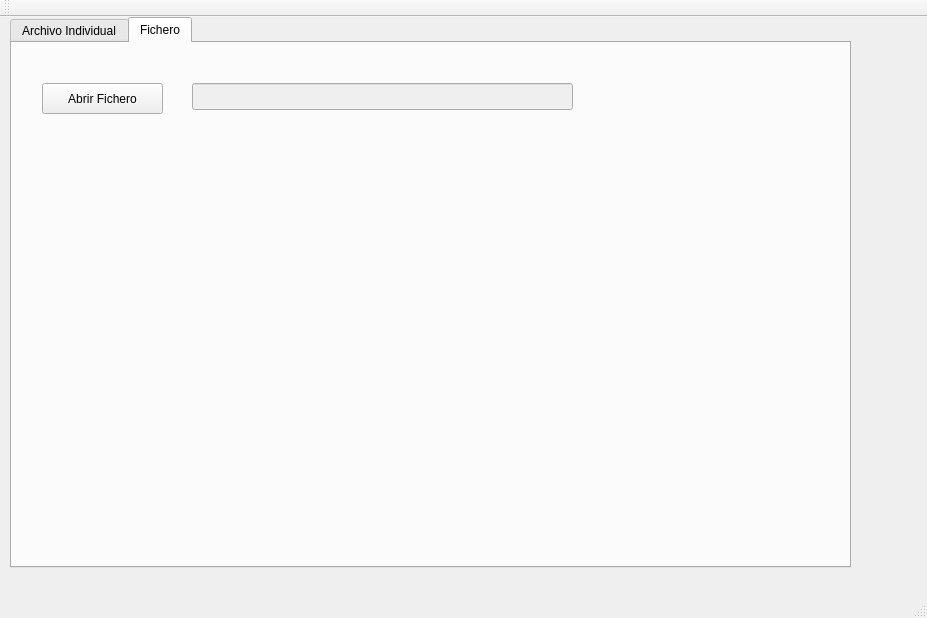
Above: mainwindow.ui from malakian32/KanjiRecognition before the change. Below: the same form after it.
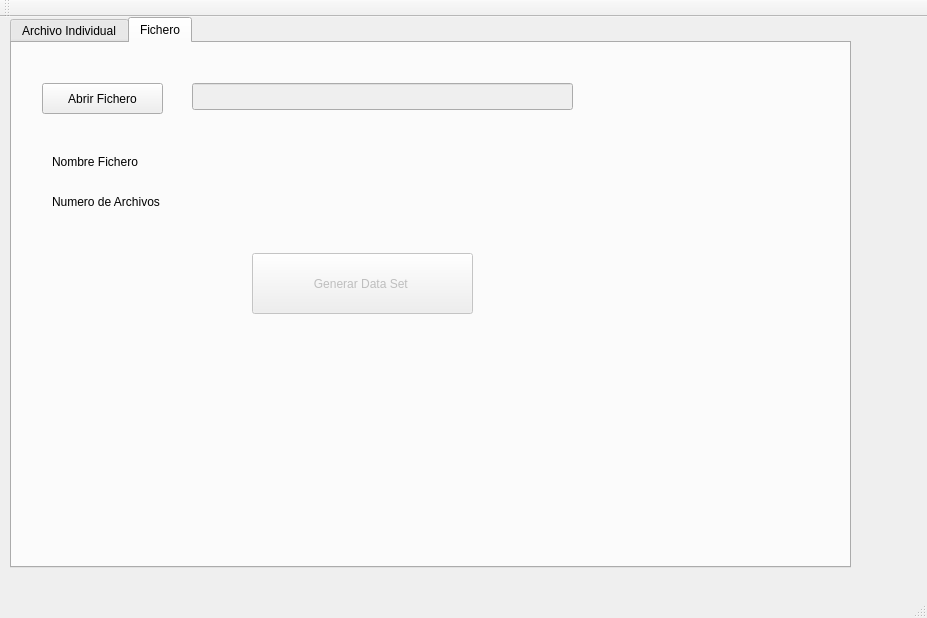
That is the form after the change. The open tabs and pages were chosen to show the change. Icons and pictures are not drawn.

Commit message: Se integran los cambios realizados en el commit anterior, y se implementa la funcionalidad que cargara todas las imagenes del directorio training_data_set y las procesara hasta generar el archivo csv

```diff
--- a/mainwindow.ui
+++ b/mainwindow.ui
@@ -471,6 +471,74 @@
        </rect>
       </property>
      </widget>
+     <widget class="QLabel" name="label">
+      <property name="geometry">
+       <rect>
+        <x>40</x>
+        <y>110</y>
+        <width>121</width>
+        <height>17</height>
+       </rect>
+      </property>
+      <property name="text">
+       <string>Nombre Fichero</string>
+      </property>
+     </widget>
+     <widget class="QLabel" name="label_2">
+      <property name="geometry">
+       <rect>
+        <x>40</x>
+        <y>150</y>
+        <width>151</width>
+        <height>17</height>
+       </rect>
+      </property>
+      <property name="text">
+       <string>Numero de Archivos</string>
+      </property>
+     </widget>
+     <widget class="QLabel" name="SizeFicheroLB">
+      <property name="geometry">
+       <rect>
+        <x>230</x>
+        <y>150</y>
+        <width>67</width>
+        <height>17</height>
+       </rect>
+      </property>
+      <property name="text">
+       <string/>
+      </property>
+     </widget>
+     <widget class="QLabel" name="NombreFicheroLB">
+      <property name="geometry">
+       <rect>
+        <x>230</x>
+        <y>110</y>
+        <width>67</width>
+        <height>17</height>
+       </rect>
+      </property>
+      <property name="text">
+       <string/>
+      </property>
+     </widget>
+     <widget class="QPushButton" name="EntrenarBT">
+      <property name="enabled">
+       <bool>false</bool>
+      </property>
+      <property name="geometry">
+       <rect>
+        <x>240</x>
+        <y>210</y>
+        <width>221</width>
+        <height>61</height>
+       </rect>
+      </property>
+      <property name="text">
+       <string>Generar Data Set </string>
+      </property>
+     </widget>
     </widget>
    </widget>
   </widget>
```
Left out of the diff: 2 changed lines with no effect on the pictures. The commit also changes 12 other files.
